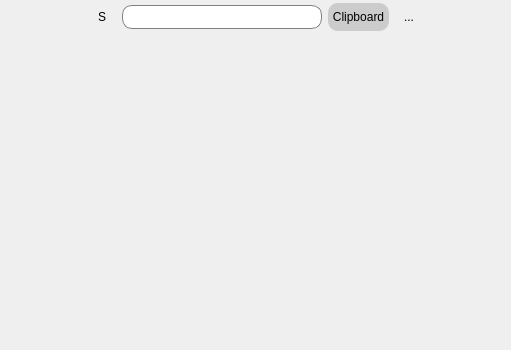
Above: widget/MPasteWidget.ui from SeptemberHX/MPaste before the change; both pictures show x 142 to 653 and y 0 to 350 of the 794 by 350 pixel window. Below: the same form after it.
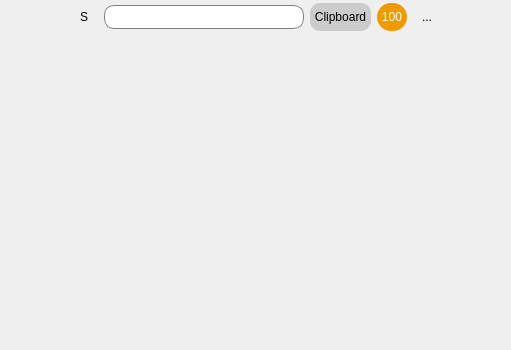
That is the form after the change. Icons and pictures are not drawn.

Commit message: add: item count label

The edit to the form file:
```diff
--- a/widget/MPasteWidget.ui
+++ b/widget/MPasteWidget.ui
@@ -160,6 +160,38 @@
         </property>
        </widget>
       </item>
+      <item>
+       <widget class="QToolButton" name="countArea">
+        <property name="minimumSize">
+         <size>
+          <width>28</width>
+          <height>0</height>
+         </size>
+        </property>
+        <property name="maximumSize">
+         <size>
+          <width>16777215</width>
+          <height>28</height>
+         </size>
+        </property>
+        <property name="styleSheet">
+         <string notr="true">QToolButton {
+background-color: #EE9A00;
+color: white;
+border-radius: 14px;
+}</string>
+        </property>
+        <property name="text">
+         <string>100</string>
+        </property>
+        <property name="checkable">
+         <bool>true</bool>
+        </property>
+        <property name="checked">
+         <bool>true</bool>
+        </property>
+       </widget>
+      </item>
       <item>
        <widget class="QToolButton" name="menuButton">
         <property name="minimumSize">
```
The commit also changes 5 other files.
